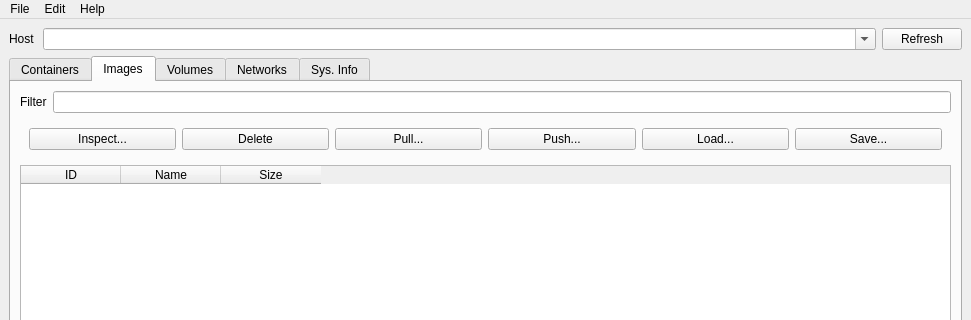
Before: the Qt Designer form mainwindow.ui in sujiwo/QtDocker, drawn with Qt 5; both pictures show x 0 to 971 and y 0 to 320 of the 971 by 658 pixel window.
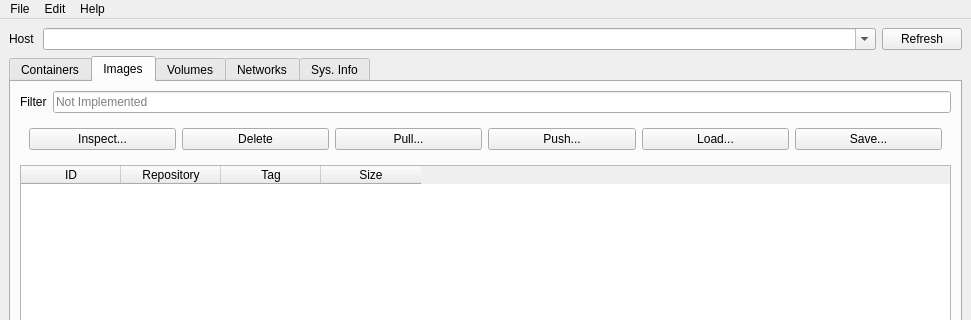
After: the same form once the commit is applied. The open tabs and pages were chosen to show the change. Icons and pictures are not drawn.

Diff of the .ui file:
```diff
--- a/mainwindow.ui
+++ b/mainwindow.ui
@@ -294,7 +294,11 @@
              </widget>
             </item>
             <item>
-             <widget class="QLineEdit" name="lineEdit_2"/>
+             <widget class="QLineEdit" name="imageFilterInp">
+              <property name="placeholderText">
+               <string>Not Implemented</string>
+              </property>
+             </widget>
             </item>
            </layout>
           </item>
@@ -388,7 +392,12 @@
             </column>
             <column>
              <property name="text">
-              <string>Name</string>
+              <string>Repository</string>
+             </property>
+            </column>
+            <column>
+             <property name="text">
+              <string>Tag</string>
              </property>
             </column>
             <column>
```
Left out of the diff: 10 changed lines with no effect on the pictures.
